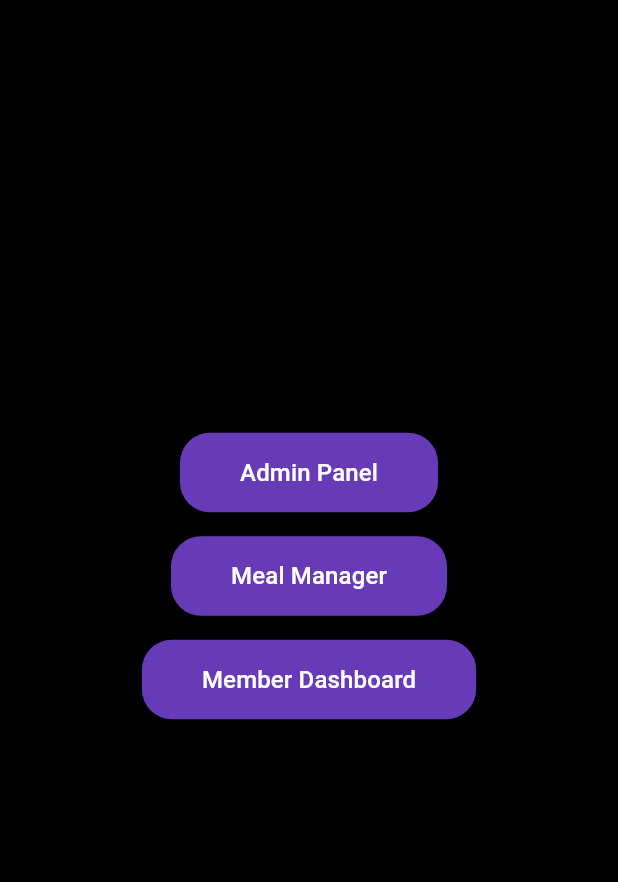
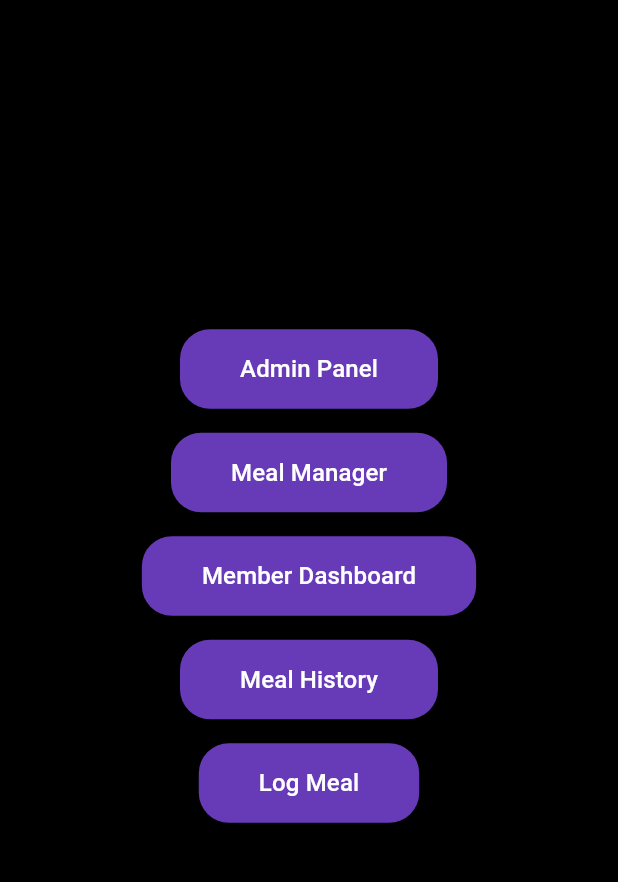
Before and after one commit to Rabby-XQ/meal_management_app, a Flutter app: the MealEntryScreen screen opened directly, after a tap on the "add" icon, after a tap on "Save Meal", on a phone screen of 412 x 824 dp, the part 84-966 px from its top. Run offline on Flutter 3.47's test engine with Material 3 defaults, Android fonts, the phone set to English and light mode, and no system bars; our stand-ins replace shared_preferences; accounts and stored records are empty.

Commit message:
new update

```diff
--- a/lib/models/meal.dart
+++ b/lib/models/meal.dart
@@ -1,9 +1,11 @@
+import 'package:flutter/material.dart';
+
 class Meal {
   final String id;
   final String userId;
-  final int breakfast;
-  final int lunch;
-  final int dinner;
+  int breakfast;
+  int lunch;
+  int dinner;
   final DateTime date;
 
   Meal({
@@ -25,15 +27,4 @@ class Meal {
       'date': date.toIso8601String(),
     };
   }
-
-  static Meal fromMap(Map<String, dynamic> map) {
-    return Meal(
-      id: map['id'],
-      userId: map['userId'],
-      breakfast: map['breakfast'],
-      lunch: map['lunch'],
-      dinner: map['dinner'],
-      date: DateTime.parse(map['date']),
-    );
-  }
 }
--- a/lib/screens/home_screen.dart
+++ b/lib/screens/home_screen.dart
@@ -2,8 +2,10 @@ import 'package:flutter/material.dart';
 import 'package:provider/provider.dart';
 import '../providers/theme_provider.dart';
 import 'admin_dashboard.dart';
+import 'meal_history_screen.dart';  // Import Meal History Screen
 import 'meal_manager_screen.dart';
 import 'profile_screen.dart';
+import 'meal_entry_screen.dart';  // Import Meal Entry Screen
 
 class HomeScreen extends StatelessWidget {
   @override
@@ -32,6 +34,10 @@ class HomeScreen extends StatelessWidget {
             _customButton(context, "Meal Manager", MealManagerScreen()),
             SizedBox(height: 16),
             _customButton(context, "Member Dashboard", ProfileScreen()),
+            SizedBox(height: 16),
+            _customButton(context, "Meal History", MealHistoryScreen()),  // ✅ Added Meal History Button
+            SizedBox(height: 16),
+            _customButton(context, "Log Meal", MealEntryScreen()),  // ✅ Log Meal Button
           ],
         ),
       ),
--- a/lib/screens/meal_entry_screen.dart
+++ b/lib/screens/meal_entry_screen.dart
@@ -1,8 +1,8 @@
 import 'package:flutter/material.dart';
 import 'package:provider/provider.dart';
+import 'package:uuid/uuid.dart';
 import '../services/meal_service.dart';
 import '../models/meal.dart';
-import 'package:uuid/uuid.dart';
 
 class MealEntryScreen extends StatefulWidget {
   @override
@@ -24,9 +24,9 @@ class _MealEntryScreenState extends State<MealEntryScreen> {
         padding: const EdgeInsets.all(16.0),
         child: Column(
           children: [
-            _mealCounter('Breakfast', breakfast, (value) => setState(() => breakfast = value)),
-            _mealCounter('Lunch', lunch, (value) => setState(() => lunch = value)),
-            _mealCounter('Dinner', dinner, (value) => setState(() => dinner = value)),
+            _mealCounter('Breakfast', (value) => setState(() => breakfast = value)),
+            _mealCounter('Lunch', (value) => setState(() => lunch = value)),
+            _mealCounter('Dinner', (value) => setState(() => dinner = value)),
             SizedBox(height: 20),
             ElevatedButton(
               onPressed: () {
@@ -48,27 +48,31 @@ class _MealEntryScreenState extends State<MealEntryScreen> {
     );
   }
 
-  Widget _mealCounter(String mealType, int mealCount, Function(int) onChanged) {
+  Widget _mealCounter(String mealType, Function(int) onChanged) {
     return Row(
       mainAxisAlignment: MainAxisAlignment.spaceBetween,
       children: [
         Text(mealType, style: TextStyle(fontSize: 18)),
         Row(
           children: [
-            IconButton(
-                icon: Icon(Icons.remove),
-                onPressed: () => setState(() {
-                  if (mealCount > 0) onChanged(mealCount - 1);
-                })),
-            Text('$mealCount', style: TextStyle(fontSize: 18)),
-            IconButton(
-                icon: Icon(Icons.add),
-                onPressed: () => setState(() {
-                  onChanged(mealCount + 1);
-                })),
+            IconButton(icon: Icon(Icons.remove), onPressed: () => onChanged(_decrement(mealType))),
+            Text(mealType == 'Breakfast' ? '$breakfast' : mealType == 'Lunch' ? '$lunch' : '$dinner', style: TextStyle(fontSize: 18)),
+            IconButton(icon: Icon(Icons.add), onPressed: () => onChanged(_increment(mealType))),
           ],
         ),
       ],
     );
   }
+
+  int _increment(String mealType) {
+    if (mealType == 'Breakfast') return breakfast + 1;
+    if (mealType == 'Lunch') return lunch + 1;
+    return dinner + 1;
+  }
+
+  int _decrement(String mealType) {
+    if (mealType == 'Breakfast') return breakfast > 0 ? breakfast - 1 : 0;
+    if (mealType == 'Lunch') return lunch > 0 ? lunch - 1 : 0;
+    return dinner > 0 ? dinner - 1 : 0;
+  }
 }
--- a/lib/services/meal_service.dart
+++ b/lib/services/meal_service.dart
@@ -1,20 +1,18 @@
 import 'package:flutter/material.dart';
 import '../models/meal.dart';
-import 'package:shared_preferences/shared_preferences.dart';
-import 'dart:convert';
 
 class MealService extends ChangeNotifier {
   List<Meal> _meals = [];
 
   List<Meal> get meals => _meals;
 
-  MealService() {
-    _loadMeals();
+  void addMeal(Meal meal) {
+    _meals.add(meal);
+    notifyListeners();
   }
 
-  void addMeal(Meal meal) {
-    _meals.add(meal);
-    _saveMeals();
+  void deleteMeal(String id) {
+    _meals.removeWhere((meal) => meal.id == id);
     notifyListeners();
   }
 
@@ -29,24 +27,7 @@ class MealService extends ChangeNotifier {
         dinner: dinner,
         date: _meals[index].date,
       );
-      _saveMeals();
       notifyListeners();
     }
   }
-
-  Future<void> _loadMeals() async {
-    final prefs = await SharedPreferences.getInstance();
-    final mealData = prefs.getString('meals');
-    if (mealData != null) {
-      final List<dynamic> decodedMeals = jsonDecode(mealData);
-      _meals = decodedMeals.map((meal) => Meal.fromMap(meal)).toList();
-      notifyListeners();
-    }
-  }
-
-  Future<void> _saveMeals() async {
-    final prefs = await SharedPreferences.getInstance();
-    final encodedMeals = jsonEncode(_meals.map((meal) => meal.toMap()).toList());
-    await prefs.setString('meals', encodedMeals);
-  }
 }
```
Also changed, not shown: lib/screens/meal_history.dart (deleted, +0 -11 lines), lib/screens/meal_history_screen.dart (added, +103 -0 lines).
